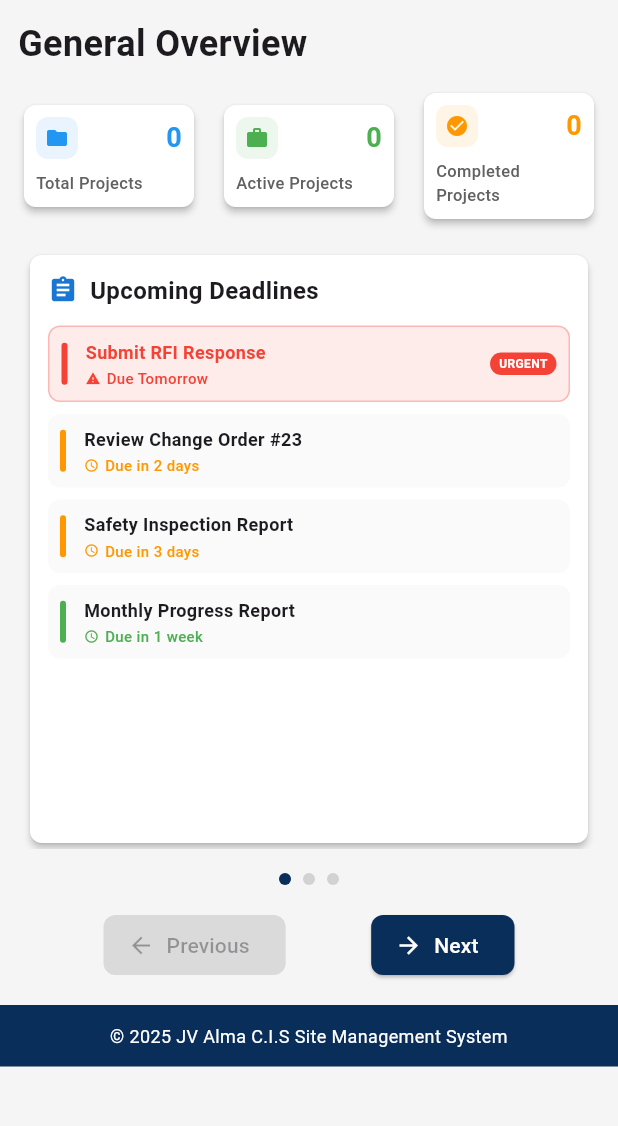
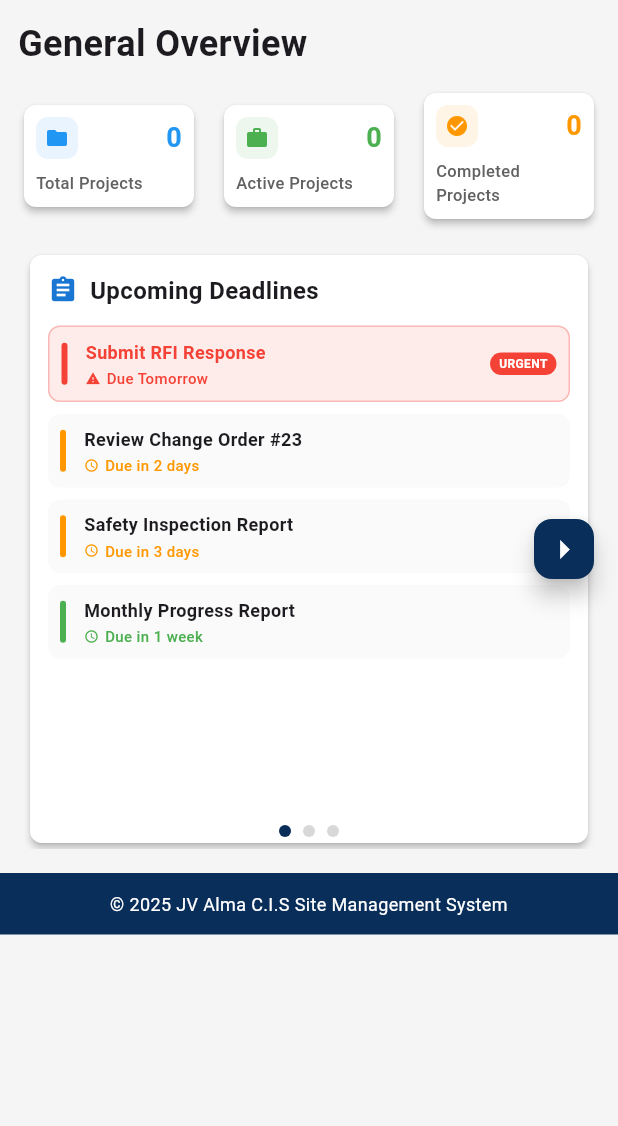
Before and after one commit to Fabrone/AlmaWorks, a Flutter app: the screen it shows after launch, on a phone screen of 412 x 824 dp, the part 84-1210 px from its top. Run offline on Flutter 3.47's test engine with Material 3 defaults, Android fonts, the phone set to English and light mode, and no system bars; our stand-ins replace cloud_firestore, dio, file_picker, firebase_core, firebase_storage, google_fonts and 2 more; missing offline and left inert: syncfusion_flutter_pdfviewer; accounts and stored records are empty.

Commit message:
Updated launcher screens

```diff
--- a/lib/screens/dashboard_screen.dart
+++ b/lib/screens/dashboard_screen.dart
@@ -24,6 +24,7 @@ class DashboardScreen extends StatefulWidget {
 
 class _DashboardScreenState extends State<DashboardScreen> {
   int _selectedIndex = 0;
+  int _projectsInitialTab = 0;
   final GlobalKey<ScaffoldState> _scaffoldKey = GlobalKey<ScaffoldState>();
   late final ProjectService _projectService;
   late final Logger _logger;
@@ -41,9 +42,10 @@ class _DashboardScreenState extends State<DashboardScreen> {
 
     setState(() {
       _selectedIndex = 1;
+      _projectsInitialTab = initialTab;
     });
 
-    _logger.d('✅ DashboardScreen: Successfully navigated to projects section');
+    _logger.d('✅ DashboardScreen: Successfully navigated to projects section with tab: $initialTab');
   }
 
   @override
@@ -149,7 +151,7 @@ class _DashboardScreenState extends State<DashboardScreen> {
         title,
         style: const TextStyle(fontWeight: FontWeight.bold, color: Colors.white),
       ),
-      backgroundColor: const Color(0xFF0A2E5A), // Darker navy blue
+      backgroundColor: const Color(0xFF0A2E5A),
       actions: [
         IconButton(
           icon: const Icon(Icons.search, color: Colors.white),
@@ -209,7 +211,7 @@ class _DashboardScreenState extends State<DashboardScreen> {
           height: 120,
           width: double.infinity,
           decoration: const BoxDecoration(
-            color: Color(0xFF0A2E5A), // Darker navy blue
+            color: Color(0xFF0A2E5A),
           ),
           child: const Column(
             mainAxisAlignment: MainAxisAlignment.center,
@@ -266,6 +268,7 @@ class _DashboardScreenState extends State<DashboardScreen> {
                   _logger.i('📁 DashboardScreen: Projects menu item tapped');
                   setState(() {
                     _selectedIndex = 1;
+                    _projectsInitialTab = 0;
                   });
                   if (Navigator.canPop(context)) {
                     Navigator.pop(context);
@@ -293,8 +296,11 @@ class _DashboardScreenState extends State<DashboardScreen> {
           _logger.d('✅ DashboardScreen: Returning general dashboard screen');
           return screen;
         case 1:
-          _logger.d('✅ DashboardScreen: Returning ProjectsMainScreen');
-          return ProjectsMainScreen(logger: _logger);
+          _logger.d('✅ DashboardScreen: Returning ProjectsMainScreen with initialTab: $_projectsInitialTab');
+          return ProjectsMainScreen(
+            logger: _logger,
+            initialTabIndex: _projectsInitialTab,
+          );
         default:
           return MainDashboard(
             projectService: _projectService,
@@ -345,7 +351,6 @@ class _DashboardScreenState extends State<DashboardScreen> {
     );
   }
 
-
   @override
   void dispose() {
     _logger.i('🧹 DashboardScreen: Disposing resources');
@@ -353,7 +358,6 @@ class _DashboardScreenState extends State<DashboardScreen> {
   }
 }
 
-// MainDashboard class remains unchanged
 class MainDashboard extends StatefulWidget {
   final ProjectService projectService;
   final Logger logger;
@@ -434,8 +438,8 @@ class _MainDashboardState extends State<MainDashboard> {
                   icon: Icons.folder,
                   color: Colors.blue,
                   onTap: () {
-                    widget.logger.i('👆 MainDashboard: Total projects card tapped - navigating to projects');
-                    widget.onNavigateToProjects();
+                    widget.logger.i('👆 MainDashboard: Total projects card tapped - navigating to All Projects tab');
+                    widget.onNavigateToProjects(initialTab: 0);
                   },
                 );
               },
@@ -453,7 +457,7 @@ class _MainDashboardState extends State<MainDashboard> {
                   icon: Icons.work,
                   color: Colors.green,
                   onTap: () {
-                    widget.logger.i('👆 MainDashboard: Active projects card tapped');
+                    widget.logger.i('👆 MainDashboard: Active projects card tapped - navigating to Active Projects tab');
                     widget.onNavigateToProjects(initialTab: 1);
                   },
                 );
@@ -472,7 +476,7 @@ class _MainDashboardState extends State<MainDashboard> {
                   icon: Icons.check_circle,
                   color: Colors.orange,
                   onTap: () {
-                    widget.logger.i('👆 MainDashboard: Completed projects card tapped');
+                    widget.logger.i('👆 MainDashboard: Completed projects card tapped - navigating to Completed Projects tab');
                     widget.onNavigateToProjects(initialTab: 2);
                   },
                 );
@@ -500,8 +504,6 @@ class _MainDashboardState extends State<MainDashboard> {
     final screenWidth = MediaQuery.of(context).size.width;
     final sidebarWidth = isMobile ? 0 : (isTablet ? 280 : 300);
     final availableWidth = screenWidth - sidebarWidth - (isMobile ? 24 : 32);
-
-    // Fixed height for all widgets to ensure uniformity
     const double widgetHeight = 400.0;
 
     widget.logger.d('🏗️ MainDashboard: Building content section, isMobile: $isMobile, availableWidth: $availableWidth');
@@ -526,7 +528,8 @@ class _MainDashboardState extends State<MainDashboard> {
 
     return Padding(
       padding: EdgeInsets.symmetric(horizontal: isMobile ? 12 : 16),
-      child: Column(
+      child: Stack(
+        alignment: Alignment.center,
         children: [
           SizedBox(
             height: widgetHeight,
@@ -544,11 +547,63 @@ class _MainDashboardState extends State<MainDashboard> {
                   child: widgets[index],
                 );
               },
+              // Improve responsiveness with faster transitions
+              physics: const BouncingScrollPhysics(),
+              pageSnapping: true,
+              scrollBehavior: const ScrollBehavior().copyWith(
+                scrollbars: false,
+                overscroll: false,
               ),
             ),
-          const SizedBox(height: 16),
+          ),
+          // Previous Button
+          Positioned(
+            left: 0,
+            child: _currentPage > 0
+                ? FloatingActionButton(
+                    onPressed: () {
+                      _pageController.previousPage(
+                        duration: const Duration(milliseconds: 200), // Faster transition
+                        curve: Curves.easeInOutCubic, // Smoother curve
+                      );
+                    },
+                    mini: true,
+                    backgroundColor: const Color(0xFF0A2E5A),
+                    child: const Icon(
+                      Icons.arrow_left,
+                      color: Colors.white,
+                      size: 30,
+                      weight: 800, // Bold arrow
+                    ),
+                  )
+                : const SizedBox.shrink(),
+          ),
+          // Next Button
+          Positioned(
+            right: 0,
+            child: _currentPage < widgets.length - 1
+                ? FloatingActionButton(
+                    onPressed: () {
+                      _pageController.nextPage(
+                        duration: const Duration(milliseconds: 200),
+                        curve: Curves.easeInOutCubic,
+                      );
+                    },
+                    mini: true,
+                    backgroundColor: const Color(0xFF0A2E5A),
+                    child: const Icon(
+                      Icons.arrow_right,
+                      color: Colors.white,
+                      size: 30,
+                      weight: 800,
+                    ),
+                  )
+                : const SizedBox.shrink(),
+          ),
           // Page indicators
-          Row(
+          Positioned(
+            bottom: 8,
+            child: Row(
               mainAxisAlignment: MainAxisAlignment.center,
               children: List.generate(
                 widgets.length,
@@ -565,44 +620,6 @@ class _MainDashboardState extends State<MainDashboard> {
                 ),
               ),
             ),
-          const SizedBox(height: 16),
-          // Navigation buttons
-          Row(
-            mainAxisAlignment: MainAxisAlignment.spaceEvenly,
-            children: [
-              ElevatedButton.icon(
-                onPressed: _currentPage > 0
-                    ? () {
-                        _pageController.previousPage(
-                          duration: const Duration(milliseconds: 300),
-                          curve: Curves.easeInOut,
-                        );
-                      }
-                    : null,
-                icon: const Icon(Icons.arrow_back),
-                label: const Text('Previous'),
-                style: ElevatedButton.styleFrom(
-                  backgroundColor: const Color(0xFF0A2E5A),
-                  foregroundColor: Colors.white,
-                ),
-              ),
-              ElevatedButton.icon(
-                onPressed: _currentPage < widgets.length - 1
-                    ? () {
-                        _pageController.nextPage(
-                          duration: const Duration(milliseconds: 300),
-                          curve: Curves.easeInOut,
-                        );
-                      }
-                    : null,
-                icon: const Icon(Icons.arrow_forward),
-                label: const Text('Next'),
-                style: ElevatedButton.styleFrom(
-                  backgroundColor: const Color(0xFF0A2E5A),
-                  foregroundColor: Colors.white,
-                ),
-              ),
-            ],
           ),
         ],
       ),
@@ -613,7 +630,7 @@ class _MainDashboardState extends State<MainDashboard> {
     return Container(
       width: double.infinity,
       padding: EdgeInsets.all(isMobile ? 12 : 16),
-      color: const Color(0xFF0A2E5A), // Darker navy blue
+      color: const Color(0xFF0A2E5A),
       child: Text(
         '© 2025 JV Alma C.I.S Site Management System',
         style: TextStyle(
--- a/lib/widgets/base_layout.dart
+++ b/lib/widgets/base_layout.dart
@@ -1,7 +1,7 @@
+import 'package:almaworks/models/project_model.dart';
 import 'package:flutter/material.dart';
 import 'package:google_fonts/google_fonts.dart';
 import 'package:logger/logger.dart';
-import '../models/project_model.dart';
 
 class BaseLayout extends StatelessWidget {
   final Widget child;
```
Also changed, not shown: lib/screens/projects/projects_main_screen.dart (+48 -5 lines). Lines whose indentation alone changed are shown as unchanged.
